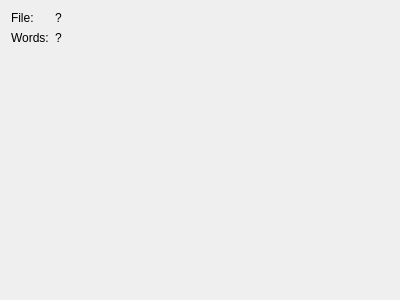
The window that UI/InfoPanel.ui (alexe-mgn/OCR) describes before a commit, drawn with Qt 5.
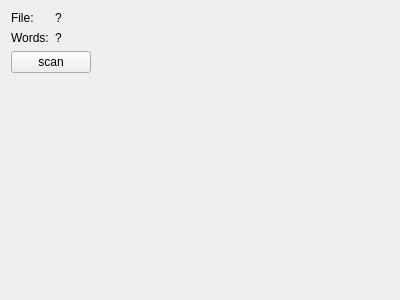
The same window after the commit.

Commit message: scan placeholder, recognition interface.

Patch:
```diff
--- a/UI/InfoPanel.ui
+++ b/UI/InfoPanel.ui
@@ -13,16 +13,9 @@
   <property name="windowTitle">
    <string>Information</string>
   </property>
-  <layout class="QFormLayout" name="formLayout">
-   <property name="leftMargin">
-    <number>11</number>
-   </property>
-   <property name="topMargin">
-    <number>11</number>
-   </property>
-   <property name="rightMargin">
-    <number>11</number>
-   </property>
+  <layout class="QVBoxLayout" name="verticalLayout" stretch="0,0,0">
+   <item>
+    <layout class="QFormLayout" name="formLayout_2">
    <item row="0" column="0">
     <widget class="QLabel" name="fileLabel">
      <property name="text">
@@ -46,19 +39,47 @@
      </property>
     </widget>
    </item>
-   <item row="1" column="1">
-    <widget class="QLabel" name="wordsCountValue">
-     <property name="text">
-      <string>?</string>
-     </property>
-    </widget>
-   </item>
    <item row="1" column="0">
     <widget class="QLabel" name="wordsCountLabel">
      <property name="text">
       <string>Words:</string>
      </property>
     </widget>
+     </item>
+     <item row="1" column="1">
+      <widget class="QLabel" name="wordsCountValue">
+       <property name="text">
+        <string>?</string>
+       </property>
+      </widget>
+     </item>
+    </layout>
+   </item>
+   <item>
+    <widget class="QPushButton" name="scanButton">
+     <property name="sizePolicy">
+      <sizepolicy hsizetype="Fixed" vsizetype="Fixed">
+       <horstretch>0</horstretch>
+       <verstretch>0</verstretch>
+      </sizepolicy>
+     </property>
+     <property name="text">
+      <string>scan</string>
+     </property>
+    </widget>
+   </item>
+   <item>
+    <spacer name="verticalSpacer">
+     <property name="orientation">
+      <enum>Qt::Vertical</enum>
+     </property>
+     <property name="sizeHint" stdset="0">
+      <size>
+       <width>20</width>
+       <height>40</height>
+      </size>
+     </property>
+    </spacer>
    </item>
   </layout>
  </widget>
```
Lines whose indentation alone changed are shown as unchanged. The commit also changes 10 other files.
